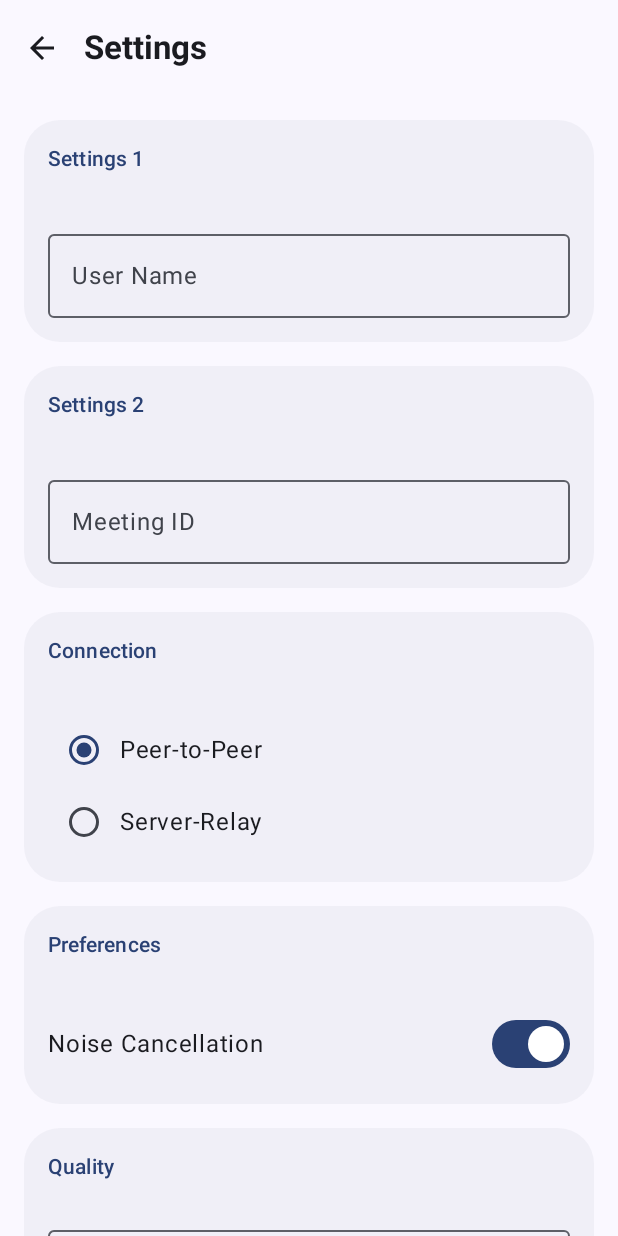
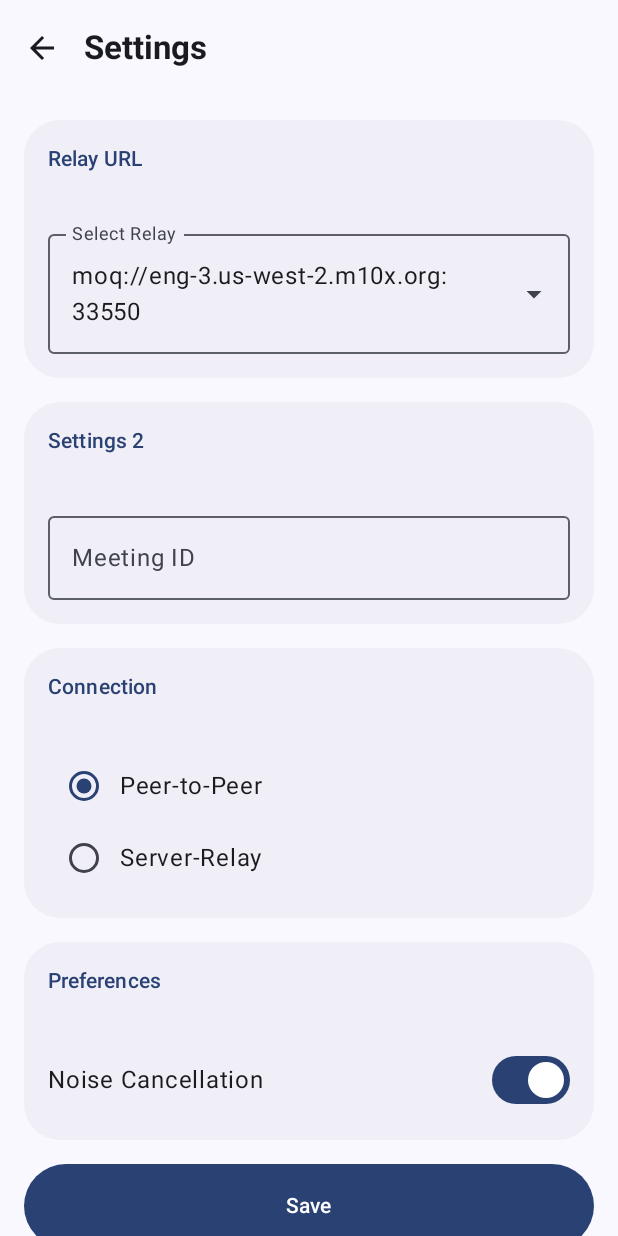
Before and after one commit to Quicr/qdroid, an Android app built with Jetpack Compose: the screen it shows after launch (MainActivity), after a tap on "Settings", on a phone screen of 412 x 824 dp. Run offline under Robolectric (Android 15) with nearby library versions, the light colour scheme and no system bars; our stand-ins replace Dagger/Hilt's generated code; libraries missing offline, so code that uses them is left out: androidx.camera.core, androidx.camera.lifecycle, com.google.accompanist.permissions; 2 statements that could not run were skipped.

Commit message:
Add relay to settings

```diff
--- a/app/src/main/java/com/cisco/quadroid/MainActivity.kt
+++ b/app/src/main/java/com/cisco/quadroid/MainActivity.kt
@@ -228,6 +228,8 @@ fun MainScreen(viewModel: MainViewModel) {
                 }
                 is CallUiState.Settings -> {
                     SettingsScreen(
+                        relayUrl = viewModel.relay_url,
+                        onRelayUrlChange = { viewModel.relay_url = it },
                         onSave = { viewModel.saveSettings() }
                     )
                 }
@@ -241,7 +243,7 @@ fun MainScreen(viewModel: MainViewModel) {
                 modifier = Modifier
                     .align(Alignment.BottomCenter)
                     .padding(bottom = 100.dp)
-                    .zIndex(20f)
+                    .zIndex(10f)
             ) {
                 toastMessage?.let { msg ->
                     GlassToast(message = msg)
@@ -797,19 +799,26 @@ fun AdaptiveNativeGrid(
     }
 }
 
+@OptIn(ExperimentalMaterial3Api::class)
 @Composable
-fun SettingsScreen(onSave: () -> Unit) {
-    var setting1 by remember { mutableStateOf("") }
-    var setting2 by remember { mutableStateOf("") }
-    var radioOption by remember { mutableStateOf("Peer-to-Peer") }
-    var toggleState by remember { mutableStateOf(true) }
+fun SettingsScreen(
+    relayUrl: String,
+    onRelayUrlChange: (String) -> Unit,
+    onSave: () -> Unit
+) {
+    val predefinedUrls = listOf(
+        "moq://eng-1.us-west-2.m10x.org:33440",
+        "moq://eng-3.us-west-2.m10x.org:33550",
+        "moq://eng-3.us-west-2.m10x.org:33660",
+        "moq://relay.us-west-2.m10x.org:33437"
+    )
+
     var expanded by remember { mutableStateOf(false) }
-    val qualityOptions = listOf("Standard", "High Definition", "Ultra HD")
-    var selectedQuality by remember { mutableStateOf(qualityOptions[0]) }
+    var isCustomUrl by remember { mutableStateOf(!predefinedUrls.contains(relayUrl)) }
+    var customUrlText by remember { mutableStateOf(if (isCustomUrl) relayUrl else "") }
 
     Scaffold(
         topBar = {
-            @OptIn(ExperimentalMaterial3Api::class)
             TopAppBar(
                 title = { Text("Settings", fontWeight = FontWeight.Bold) },
                 navigationIcon = {
@@ -828,19 +837,64 @@ fun SettingsScreen(onSave: () -> Unit) {
                 .padding(16.dp),
             verticalArrangement = Arrangement.spacedBy(16.dp)
         ) {
-            SettingsCardSection(header = "Settings 1") {
-                OutlinedTextField(
-                    value = setting1,
-                    onValueChange = { setting1 = it },
-                    modifier = Modifier.fillMaxWidth().padding(16.dp),
-                    label = { Text("User Name") }
-                )
+            SettingsCardSection(header = "Relay URL") {
+                Column(modifier = Modifier.padding(16.dp)) {
+                    ExposedDropdownMenuBox(
+                        expanded = expanded,
+                        onExpandedChange = { expanded = !expanded }
+                    ) {
+                        OutlinedTextField(
+                            value = if (isCustomUrl) "Custom URL" else relayUrl,
+                            onValueChange = {},
+                            readOnly = true,
+                            trailingIcon = { ExposedDropdownMenuDefaults.TrailingIcon(expanded = expanded) },
+                            modifier = Modifier.menuAnchor().fillMaxWidth(),
+                            label = { Text("Select Relay") }
+                        )
+                        ExposedDropdownMenu(
+                            expanded = expanded,
+                            onDismissRequest = { expanded = false }
+                        ) {
+                            predefinedUrls.forEach { url ->
+                                DropdownMenuItem(
+                                    text = { Text(url) },
+                                    onClick = {
+                                        onRelayUrlChange(url)
+                                        isCustomUrl = false
+                                        expanded = false
+                                    }
+                                )
+                            }
+                            DropdownMenuItem(
+                                text = { Text("Custom URL...") },
+                                onClick = {
+                                    isCustomUrl = true
+                                    expanded = false
+                                }
+                            )
+                        }
+                    }
+
+                    if (isCustomUrl) {
+                        Spacer(modifier = Modifier.height(16.dp))
+                        OutlinedTextField(
+                            value = customUrlText,
+                            onValueChange = {
+                                customUrlText = it
+                                onRelayUrlChange(it)
+                            },
+                            modifier = Modifier.fillMaxWidth(),
+                            label = { Text("Enter Custom Relay URL") },
+                            placeholder = { Text("moq://...") }
+                        )
+                    }
+                }
             }
 
             SettingsCardSection(header = "Settings 2") {
                 OutlinedTextField(
-                    value = setting2,
-                    onValueChange = { setting2 = it },
+                    value = "",
+                    onValueChange = { },
                     modifier = Modifier.fillMaxWidth().padding(16.dp),
                     label = { Text("Meeting ID") }
                 )
@@ -849,11 +903,11 @@ fun SettingsScreen(onSave: () -> Unit) {
             SettingsCardSection(header = "Connection") {
                 Column(modifier = Modifier.padding(16.dp)) {
                     Row(verticalAlignment = Alignment.CenterVertically) {
-                        RadioButton(selected = radioOption == "Peer-to-Peer", onClick = { radioOption = "Peer-to-Peer" })
+                        RadioButton(selected = true, onClick = { })
                         Text("Peer-to-Peer")
                     }
                     Row(verticalAlignment = Alignment.CenterVertically) {
-                        RadioButton(selected = radioOption == "Server-Relay", onClick = { radioOption = "Server-Relay" })
+                        RadioButton(selected = false, onClick = { })
                         Text("Server-Relay")
                     }
                 }
@@ -866,27 +920,7 @@ fun SettingsScreen(onSave: () -> Unit) {
                     verticalAlignment = Alignment.CenterVertically
                 ) {
                     Text("Noise Cancellation")
-                    Switch(checked = toggleState, onCheckedChange = { toggleState = it })
-                }
-            }
-
-            SettingsCardSection(header = "Quality") {
-                Box(modifier = Modifier.padding(16.dp)) {
-                    @OptIn(ExperimentalMaterial3Api::class)
-                    ExposedDropdownMenuBox(expanded = expanded, onExpandedChange = { expanded = !expanded }) {
-                        OutlinedTextField(
-                            value = selectedQuality,
-                            onValueChange = {},
-                            readOnly = true,
-                            trailingIcon = { ExposedDropdownMenuDefaults.TrailingIcon(expanded = expanded) },
-                            modifier = Modifier.menuAnchor().fillMaxWidth()
-                        )
-                        ExposedDropdownMenu(expanded = expanded, onDismissRequest = { expanded = false }) {
-                            qualityOptions.forEach { option ->
-                                DropdownMenuItem(text = { Text(option) }, onClick = { selectedQuality = option; expanded = false })
-                            }
-                        }
-                    }
+                    Switch(checked = true, onCheckedChange = { })
                 }
             }
 
--- a/app/src/main/java/com/cisco/quadroid/MainViewModel.kt
+++ b/app/src/main/java/com/cisco/quadroid/MainViewModel.kt
@@ -18,8 +18,8 @@ class MainViewModel @Inject constructor(
     private val videoSessionManager: VideoSessionManager
 ) : ViewModel() {
 
-    //Relay config - TODO - This should come in via catalog or settings
-    var relay_url:String = "moq://eng-3.us-west-2.m10x.org:33550" //"moq://eng-3.us-west-2.m10x.org:33660-cloud flare relay"//"moq://eng-1.us-west-2.m10x.org:33440" //"moq://relay.us-west-2.m10x.org:33437" //"moq://eng-1.us-west-2.m10x.org:33440" //"moq://eng-3.us-west-2.m10x.org:33660"
+    //Relay config - Managed via settings
+    var relay_url: String = "moq://eng-3.us-west-2.m10x.org:33550"
     private var last_connected_url: String? = null
 
 
```
